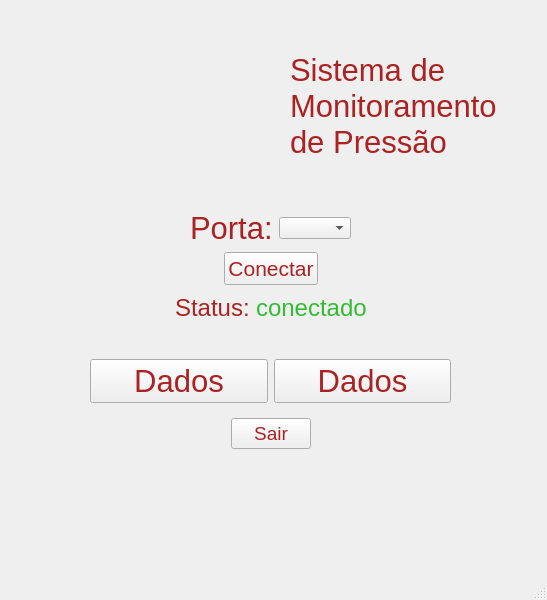
Before: the Qt Designer form Interface/InterfaceQT/telaprincipal.ui in ADA-EC/SMP, drawn with Qt 5.
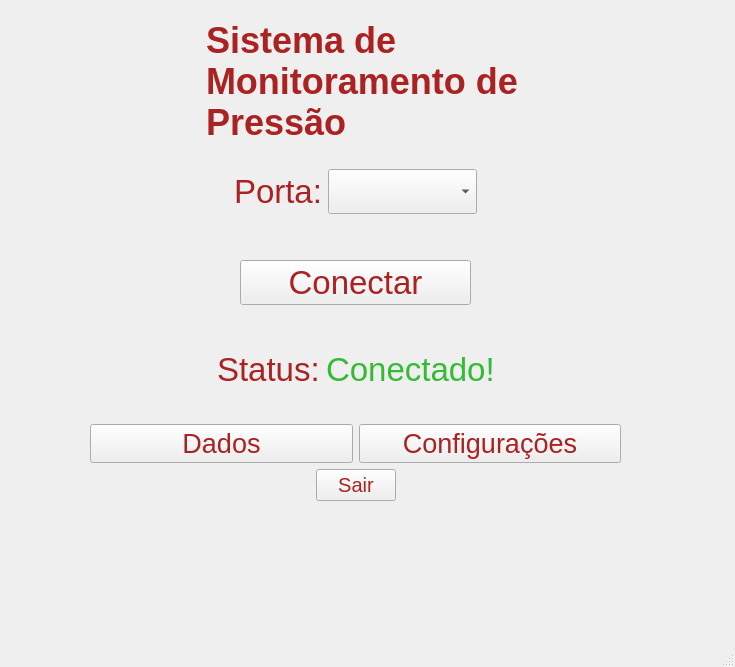
After: the same form once the commit is applied. Icons and pictures are not drawn.

Commit message: Identidade visual das telas principal e de configuração atualizadas

```diff
--- a/Interface/InterfaceQT/telaprincipal.ui
+++ b/Interface/InterfaceQT/telaprincipal.ui
@@ -6,8 +6,8 @@
    <rect>
     <x>0</x>
     <y>0</y>
-    <width>547</width>
-    <height>600</height>
+    <width>735</width>
+    <height>667</height>
    </rect>
   </property>
   <property name="windowTitle">
@@ -17,11 +17,56 @@
    <widget class="QLabel" name="label">
     <property name="geometry">
      <rect>
-      <x>70</x>
-      <y>10</y>
-      <width>211</width>
+      <x>20</x>
+      <y>520</y>
+      <width>311</width>
+      <height>91</height>
+     </rect>
+    </property>
+    <property name="minimumSize">
+     <size>
+      <width>100</width>
+      <height>29</height>
+     </size>
+    </property>
+    <property name="maximumSize">
+     <size>
+      <width>311</width>
+      <height>91</height>
+     </size>
+    </property>
+    <property name="styleSheet">
+     <string notr="true"/>
+    </property>
+    <property name="text">
+     <string/>
+    </property>
+    <property name="pixmap">
+     <pixmap resource="imgs.qrc">:/:/Imgs/Imgs/logo_ada.png</pixmap>
+    </property>
+    <property name="scaledContents">
+     <bool>true</bool>
+    </property>
+   </widget>
+   <widget class="QWidget" name="verticalLayoutWidget_3">
+    <property name="geometry">
+     <rect>
+      <x>90</x>
+      <y>20</y>
+      <width>531</width>
+      <height>481</height>
+     </rect>
+    </property>
+    <layout class="QVBoxLayout" name="verticalLayout_3">
+     <item>
+      <layout class="QHBoxLayout" name="TituloLayout">
+       <item>
+        <widget class="QLabel" name="SMPLabel">
+         <property name="maximumSize">
+          <size>
+           <width>175</width>
       <height>181</height>
-     </rect>
+          </size>
     </property>
     <property name="text">
      <string/>
@@ -33,18 +78,27 @@
      <bool>true</bool>
     </property>
    </widget>
-   <widget class="QLabel" name="label_2">
-    <property name="geometry">
-     <rect>
-      <x>290</x>
-      <y>30</y>
-      <width>231</width>
-      <height>151</height>
-     </rect>
-    </property>
+       </item>
+       <item>
+        <spacer name="horizontalSpacer_9">
+         <property name="orientation">
+          <enum>Qt::Horizontal</enum>
+         </property>
+         <property name="sizeHint" stdset="0">
+          <size>
+           <width>40</width>
+           <height>20</height>
+          </size>
+         </property>
+        </spacer>
+       </item>
+       <item>
+        <widget class="QLabel" name="TituloLabel">
     <property name="font">
      <font>
-      <pointsize>23</pointsize>
+           <pointsize>27</pointsize>
+           <weight>75</weight>
+           <bold>true</bold>
      </font>
     </property>
     <property name="mouseTracking">
@@ -65,58 +119,16 @@
     <property name="scaledContents">
      <bool>false</bool>
     </property>
+         <property name="alignment">
+          <set>Qt::AlignLeading|Qt::AlignLeft|Qt::AlignVCenter</set>
+         </property>
     <property name="wordWrap">
      <bool>true</bool>
     </property>
    </widget>
-   <widget class="QWidget" name="verticalLayoutWidget">
-    <property name="geometry">
-     <rect>
-      <x>90</x>
-      <y>350</y>
-      <width>361</width>
-      <height>109</height>
-     </rect>
-    </property>
-    <layout class="QVBoxLayout" name="verticalLayout">
-     <item>
-      <layout class="QHBoxLayout" name="horizontalLayout">
-       <item>
-        <widget class="QPushButton" name="pushButton_2">
-         <property name="font">
-          <font>
-           <pointsize>23</pointsize>
-          </font>
-         </property>
-         <property name="styleSheet">
-          <string notr="true">color:#A22</string>
-         </property>
-         <property name="text">
-          <string>Dados</string>
-         </property>
-        </widget>
        </item>
        <item>
-        <widget class="QPushButton" name="pushButton_3">
-         <property name="font">
-          <font>
-           <pointsize>23</pointsize>
-          </font>
-         </property>
-         <property name="styleSheet">
-          <string notr="true">color:#A22</string>
-         </property>
-         <property name="text">
-          <string>Dados</string>
-         </property>
-        </widget>
-       </item>
-      </layout>
-     </item>
-     <item>
-      <layout class="QHBoxLayout" name="horizontalLayout_2">
-       <item>
-        <spacer name="horizontalSpacer_2">
+        <spacer name="horizontalSpacer_10">
          <property name="orientation">
           <enum>Qt::Horizontal</enum>
          </property>
@@ -128,72 +140,25 @@
          </property>
         </spacer>
        </item>
-       <item>
-        <widget class="QPushButton" name="pushButton_4">
-         <property name="font">
-          <font>
-           <pointsize>14</pointsize>
-          </font>
-         </property>
-         <property name="styleSheet">
-          <string notr="true">color:#A22</string>
-         </property>
-         <property name="text">
-          <string>Sair</string>
-         </property>
-        </widget>
+      </layout>
        </item>
        <item>
-        <spacer name="horizontalSpacer">
+      <spacer name="verticalSpacer_3">
          <property name="orientation">
-          <enum>Qt::Horizontal</enum>
+        <enum>Qt::Vertical</enum>
          </property>
          <property name="sizeHint" stdset="0">
           <size>
-           <width>40</width>
-           <height>20</height>
+         <width>20</width>
+         <height>40</height>
           </size>
          </property>
         </spacer>
        </item>
-      </layout>
-     </item>
-    </layout>
-   </widget>
-   <widget class="QLabel" name="label_6">
-    <property name="geometry">
-     <rect>
-      <x>10</x>
-      <y>470</y>
-      <width>271</width>
-      <height>91</height>
-     </rect>
-    </property>
-    <property name="styleSheet">
-     <string notr="true"/>
-    </property>
-    <property name="text">
-     <string/>
-    </property>
-    <property name="pixmap">
-     <pixmap resource="imgs.qrc">:/:/Imgs/Imgs/logo_ada.png</pixmap>
-    </property>
-    <property name="scaledContents">
-     <bool>true</bool>
-    </property>
-   </widget>
-   <widget class="QWidget" name="verticalLayoutWidget_2">
-    <property name="geometry">
-     <rect>
-      <x>40</x>
-      <y>210</y>
-      <width>461</width>
-      <height>115</height>
-     </rect>
-    </property>
-    <layout class="QVBoxLayout" name="verticalLayout_2">
      <item>
-      <layout class="QHBoxLayout" name="horizontalLayout_3">
+      <layout class="QVBoxLayout" name="ConexaoLayout">
+       <item>
+        <layout class="QHBoxLayout" name="PortaLayout">
        <item>
         <spacer name="horizontalSpacer_7">
          <property name="orientation">
@@ -208,10 +173,10 @@
         </spacer>
        </item>
        <item>
-        <widget class="QLabel" name="label_3">
+          <widget class="QLabel" name="PortaLabel">
          <property name="font">
           <font>
-           <pointsize>23</pointsize>
+             <pointsize>25</pointsize>
           </font>
          </property>
          <property name="mouseTracking">
@@ -238,7 +203,13 @@
         </widget>
        </item>
        <item>
-        <widget class="QComboBox" name="comboBox"/>
+          <widget class="QComboBox" name="PortasComboBox">
+           <property name="font">
+            <font>
+             <pointsize>25</pointsize>
+            </font>
+           </property>
+          </widget>
        </item>
        <item>
         <spacer name="horizontalSpacer_8">
@@ -256,25 +227,37 @@
       </layout>
      </item>
      <item>
-      <layout class="QHBoxLayout" name="horizontalLayout_6">
-       <item>
-        <spacer name="horizontalSpacer_6">
+        <spacer name="verticalSpacer">
          <property name="orientation">
-          <enum>Qt::Horizontal</enum>
+          <enum>Qt::Vertical</enum>
          </property>
          <property name="sizeHint" stdset="0">
           <size>
-           <width>40</width>
-           <height>20</height>
+           <width>20</width>
+           <height>40</height>
           </size>
          </property>
         </spacer>
        </item>
        <item>
-        <widget class="QPushButton" name="pushButton">
+        <layout class="QHBoxLayout" name="ConectarLayout">
+         <property name="leftMargin">
+          <number>150</number>
+         </property>
+         <property name="rightMargin">
+          <number>150</number>
+         </property>
+         <item>
+          <widget class="QPushButton" name="ConectarButton">
+           <property name="sizePolicy">
+            <sizepolicy hsizetype="Preferred" vsizetype="Fixed">
+             <horstretch>0</horstretch>
+             <verstretch>0</verstretch>
+            </sizepolicy>
+           </property>
          <property name="font">
           <font>
-           <pointsize>16</pointsize>
+             <pointsize>25</pointsize>
           </font>
          </property>
          <property name="styleSheet">
@@ -285,23 +268,23 @@
          </property>
         </widget>
        </item>
+        </layout>
+       </item>
        <item>
-        <spacer name="horizontalSpacer_5">
+        <spacer name="verticalSpacer_2">
          <property name="orientation">
-          <enum>Qt::Horizontal</enum>
+          <enum>Qt::Vertical</enum>
          </property>
          <property name="sizeHint" stdset="0">
           <size>
-           <width>40</width>
-           <height>20</height>
+           <width>20</width>
+           <height>40</height>
           </size>
          </property>
         </spacer>
        </item>
-      </layout>
-     </item>
      <item>
-      <layout class="QHBoxLayout" name="horizontalLayout_4">
+        <layout class="QHBoxLayout" name="StatusLayout">
        <item>
         <spacer name="horizontalSpacer_3">
          <property name="orientation">
@@ -319,7 +302,7 @@
         <widget class="QLabel" name="label_4">
          <property name="font">
           <font>
-           <pointsize>18</pointsize>
+             <pointsize>25</pointsize>
           </font>
          </property>
          <property name="mouseTracking">
@@ -349,7 +332,7 @@
         <widget class="QLabel" name="label_5">
          <property name="font">
           <font>
-           <pointsize>18</pointsize>
+             <pointsize>25</pointsize>
           </font>
          </property>
          <property name="mouseTracking">
@@ -362,7 +345,7 @@
           <string notr="true">color: #3B3</string>
          </property>
          <property name="text">
-          <string>conectado</string>
+            <string>Conectado!</string>
          </property>
          <property name="textFormat">
           <enum>Qt::AutoText</enum>
@@ -391,6 +374,116 @@
       </layout>
      </item>
     </layout>
+     </item>
+     <item>
+      <layout class="QVBoxLayout" name="OpcoesLayout">
+       <property name="leftMargin">
+        <number>0</number>
+       </property>
+       <property name="topMargin">
+        <number>10</number>
+       </property>
+       <property name="rightMargin">
+        <number>0</number>
+       </property>
+       <property name="bottomMargin">
+        <number>0</number>
+       </property>
+       <item>
+        <spacer name="verticalSpacer_4">
+         <property name="orientation">
+          <enum>Qt::Vertical</enum>
+         </property>
+         <property name="sizeHint" stdset="0">
+          <size>
+           <width>20</width>
+           <height>40</height>
+          </size>
+         </property>
+        </spacer>
+       </item>
+       <item>
+        <layout class="QHBoxLayout" name="BotoesLayout">
+         <item>
+          <widget class="QPushButton" name="DadosButton">
+           <property name="font">
+            <font>
+             <pointsize>20</pointsize>
+            </font>
+           </property>
+           <property name="styleSheet">
+            <string notr="true">color:#A22</string>
+           </property>
+           <property name="text">
+            <string>Dados</string>
+           </property>
+          </widget>
+         </item>
+         <item>
+          <widget class="QPushButton" name="ConfigButton">
+           <property name="font">
+            <font>
+             <pointsize>20</pointsize>
+            </font>
+           </property>
+           <property name="styleSheet">
+            <string notr="true">color:#A22</string>
+           </property>
+           <property name="text">
+            <string>Configurações</string>
+           </property>
+          </widget>
+         </item>
+        </layout>
+       </item>
+       <item>
+        <layout class="QHBoxLayout" name="SairLayout">
+         <item>
+          <spacer name="horizontalSpacer_2">
+           <property name="orientation">
+            <enum>Qt::Horizontal</enum>
+           </property>
+           <property name="sizeHint" stdset="0">
+            <size>
+             <width>40</width>
+             <height>20</height>
+            </size>
+           </property>
+          </spacer>
+         </item>
+         <item>
+          <widget class="QPushButton" name="SairButton">
+           <property name="font">
+            <font>
+             <pointsize>15</pointsize>
+            </font>
+           </property>
+           <property name="styleSheet">
+            <string notr="true">color:#A22</string>
+           </property>
+           <property name="text">
+            <string>Sair</string>
+           </property>
+          </widget>
+         </item>
+         <item>
+          <spacer name="horizontalSpacer">
+           <property name="orientation">
+            <enum>Qt::Horizontal</enum>
+           </property>
+           <property name="sizeHint" stdset="0">
+            <size>
+             <width>40</width>
+             <height>20</height>
+            </size>
+           </property>
+          </spacer>
+         </item>
+        </layout>
+       </item>
+      </layout>
+     </item>
+    </layout>
    </widget>
   </widget>
   <widget class="QMenuBar" name="menubar">
```
Left out of the diff: 8 changed lines with no effect on the pictures. Lines whose indentation alone changed are shown as unchanged. The commit also changes 8 other files.
